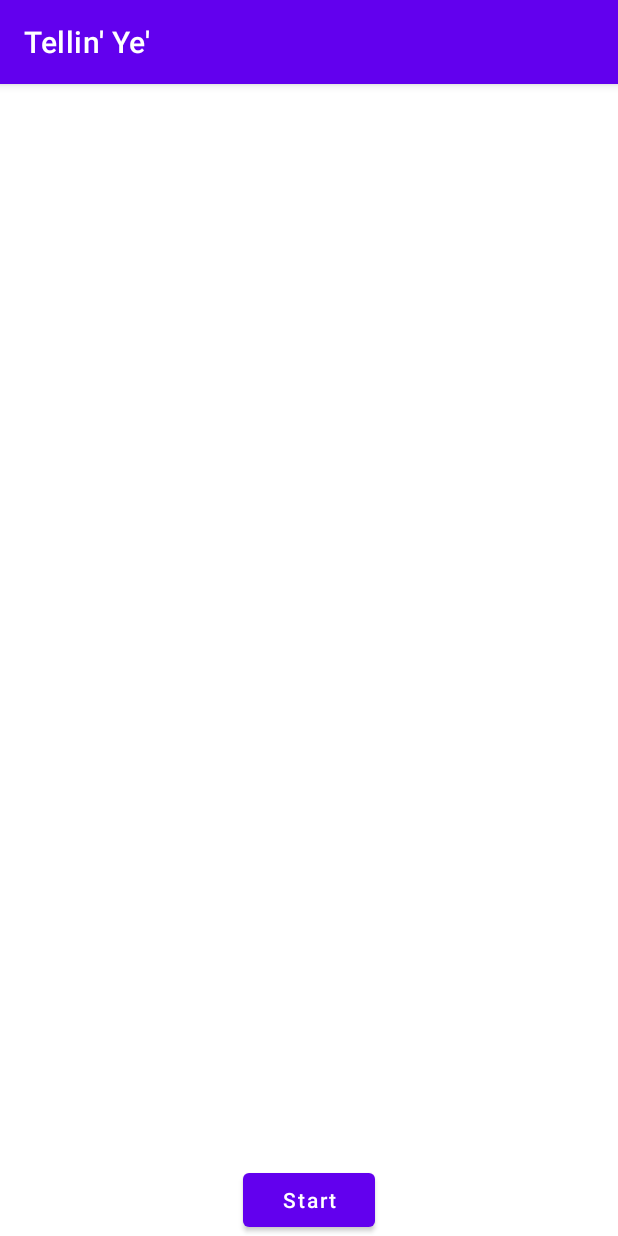
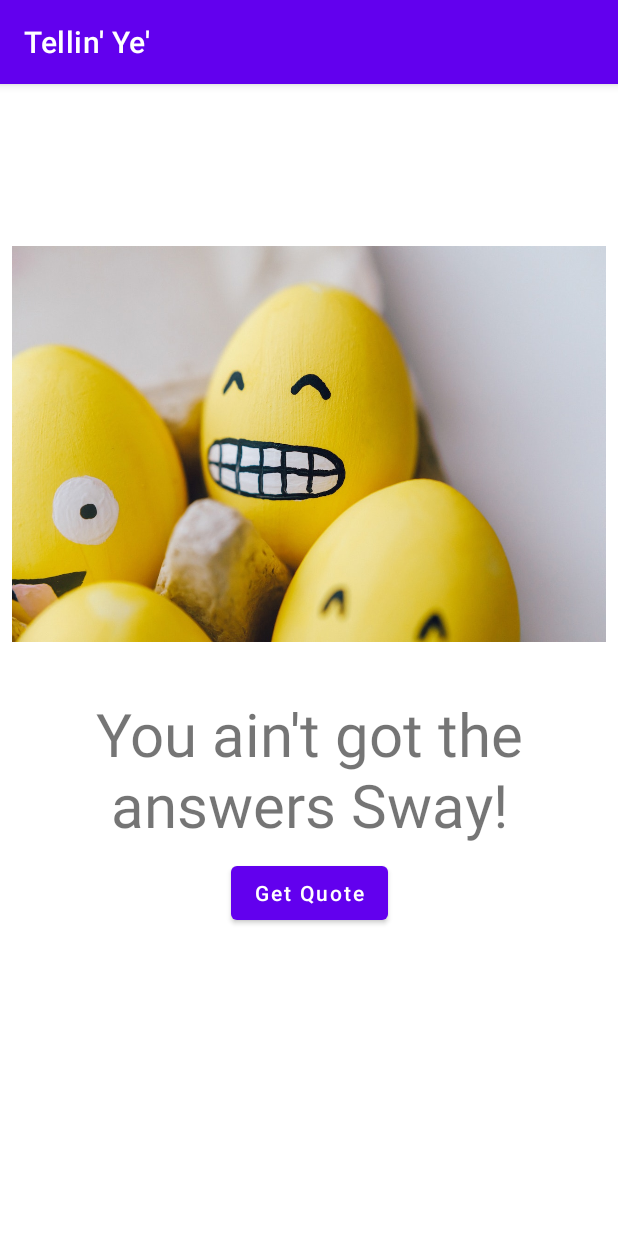
Before and after one commit to bryanares/YeQuote, an Android app: the screen it shows after launch (MainActivity), on a phone screen of 412 x 824 dp. Run offline under Robolectric (Android 15) with nearby library versions, the phone set to English and light mode, and no system bars; 1 statement that could not run was skipped.

Commit message:
add image resources

```diff
--- a/app/src/main/res/layout/fragment_quotes.xml
+++ b/app/src/main/res/layout/fragment_quotes.xml
@@ -27,7 +27,7 @@
         app:layout_constraintEnd_toEndOf="parent"
         app:layout_constraintStart_toStartOf="parent"
         app:layout_constraintTop_toTopOf="parent"
-        tools:src="@tools:sample/backgrounds/scenic" />
+        android:src="@drawable/reddit_avatar" />
 
     <TextView
         android:id="@+id/quoteTextView"
--- a/app/src/main/res/layout/fragment_splash.xml
+++ b/app/src/main/res/layout/fragment_splash.xml
@@ -8,36 +8,37 @@
 
     <ImageView
         android:id="@+id/imageView"
-        android:layout_width="wrap_content"
-        android:layout_height="wrap_content"
+        android:layout_width="0dp"
+        android:layout_height="300dp"
         android:layout_marginStart="8dp"
-        android:layout_marginTop="8dp"
+        android:layout_marginTop="90dp"
         android:layout_marginEnd="8dp"
-        app:layout_constraintBottom_toBottomOf="parent"
+        android:src="@drawable/ye"
         app:layout_constraintEnd_toEndOf="parent"
+        app:layout_constraintHorizontal_bias="0.0"
         app:layout_constraintStart_toStartOf="parent"
-        app:layout_constraintTop_toTopOf="parent"
-        tools:src="@tools:sample/avatars" />
+        app:layout_constraintTop_toTopOf="parent" />
 
     <androidx.appcompat.widget.AppCompatTextView
+        android:id="@+id/appCompatTextView"
         android:layout_width="0dp"
         android:layout_height="wrap_content"
         android:layout_marginTop="16dp"
+        android:text="You ain't got the answers Sway!"
         android:textAlignment="center"
         android:textSize="40dp"
         app:layout_constraintEnd_toEndOf="parent"
         app:layout_constraintStart_toStartOf="parent"
-        app:layout_constraintTop_toBottomOf="@+id/imageView"
-        tools:text="You ain't got the answers Sway!" />
+        app:layout_constraintTop_toBottomOf="@+id/imageView" />
 
     <Button
         android:id="@+id/startButton"
         android:layout_width="wrap_content"
         android:layout_height="wrap_content"
+        android:layout_marginTop="8dp"
+        android:text="Get Quote"
         android:textAllCaps="false"
-        android:text="Start"
-        app:layout_constraintBottom_toBottomOf="parent"
         app:layout_constraintEnd_toEndOf="parent"
-        app:layout_constraintHorizontal_bias="0.5"
-        app:layout_constraintStart_toStartOf="parent" />
+        app:layout_constraintStart_toStartOf="parent"
+        app:layout_constraintTop_toBottomOf="@+id/appCompatTextView" />
 </androidx.constraintlayout.widget.ConstraintLayout>
```
